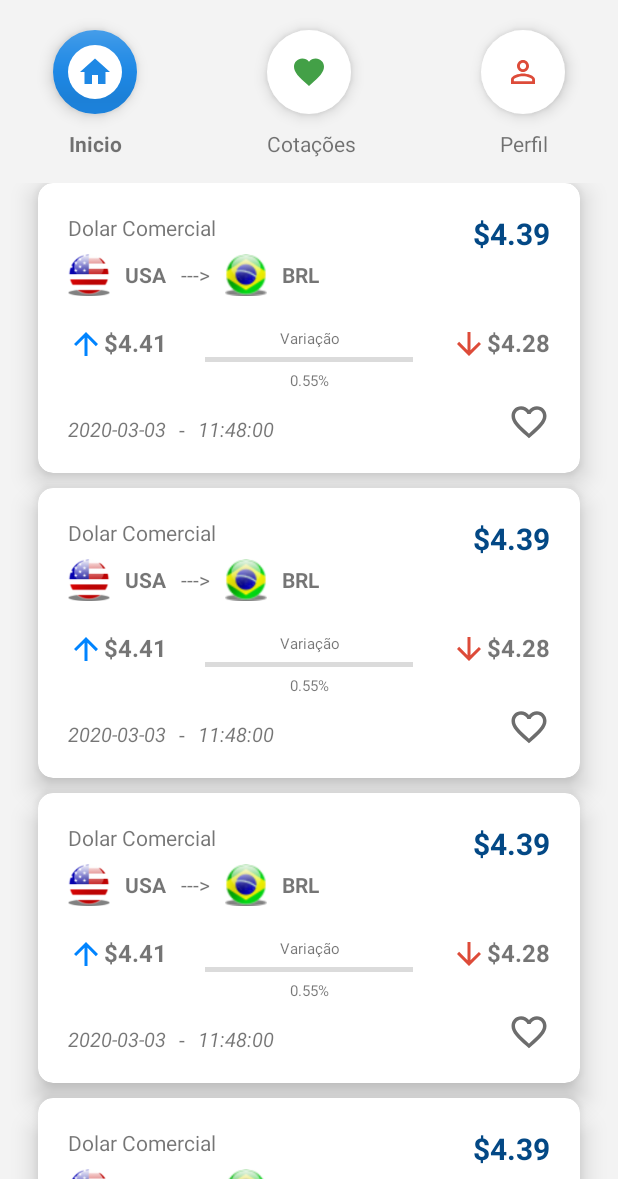
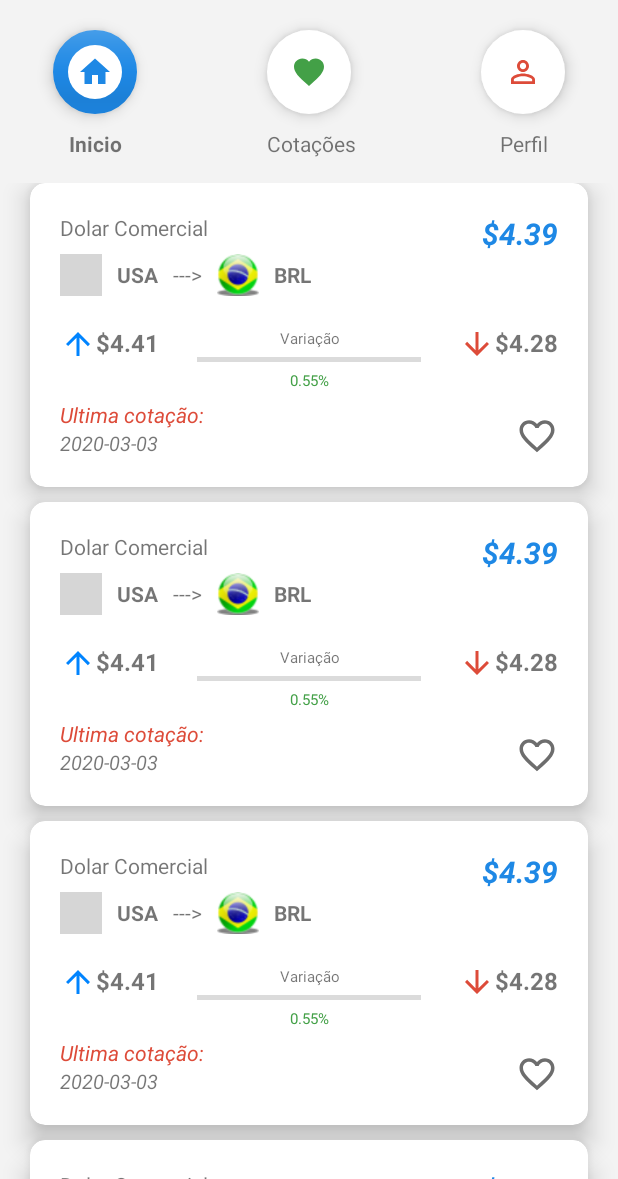
Before and after one commit to nuLL-cmd/coin_see_app_android_public, an Android app: the screen it shows after launch (MainActivity), on a phone screen of 412 x 824 dp, the part 57-1236 px from its top. Run offline under Robolectric (Android 15) with nearby library versions, the phone set to English and light mode, and no system bars; our stand-ins replace CircleImageView; Roboto replaces fonts that are not available here; grey boxes are pictures that could not be loaded.

Commit message:
Alteração das margens laterais da celula

```diff
--- a/app/src/main/res/layout/layout_celula_main.xml
+++ b/app/src/main/res/layout/layout_celula_main.xml
@@ -6,8 +6,8 @@
     app:cardElevation="10dp"
     android:orientation="vertical"
     android:layout_marginBottom="10dp"
-    android:layout_marginStart="25dp"
-    android:layout_marginEnd="25dp"
+    android:layout_marginStart="20dp"
+    android:layout_marginEnd="20dp"
     android:layout_width="match_parent"
     android:layout_height="wrap_content">
 
@@ -26,7 +26,7 @@
         <ImageView
             android:id="@+id/imgCode_layout"
             android:layout_width="28dp"
-            android:src="@drawable/usa"
+            android:src="@drawable/usd"
             android:layout_below="@+id/txtName_layout"
             android:layout_marginTop="8dp"
             android:layout_height="28dp"/>
@@ -86,9 +86,9 @@
             android:layout_width="wrap_content"
             android:layout_height="wrap_content"
             android:textSize="20sp"
-            android:textStyle="bold"
+            android:textStyle="bold|italic"
             android:text="$4.39"
-            android:textColor="#034885"
+            android:textColor="@color/colorPrimaryDark"
             android:layout_alignParentEnd="true"
             android:layout_alignTop="@id/txtName_layout"/>
 
@@ -140,37 +140,23 @@
             android:drawableStart="@drawable/ic_arrowdown_24dp"/>
 
         <TextView
+            android:layout_width="wrap_content"
+            android:layout_marginTop="25dp"
+            android:layout_height="wrap_content"
+            android:text="Ultima cotação:"
+            android:textStyle="italic"
+            android:layout_below="@id/txtHigh_layout"
+            android:textColor="#dd4b39"
+            android:id="@+id/txtLastCot_layout"/>
+
+        <TextView
             android:id="@+id/txtDate_layout"
             android:layout_width="wrap_content"
             android:layout_height="wrap_content"
             android:text="2020-03-03"
-            android:layout_below="@id/txtHigh_layout"
-            android:layout_marginTop="35dp"
+            android:layout_below="@id/txtLastCot_layout"
+
             android:textSize="13sp"
-            android:textAlignment="center"
-            android:textStyle="italic"/>
-
-        <TextView
-            android:id="@+id/txtSeparator_layout"
-            android:layout_width="wrap_content"
-            android:layout_height="wrap_content"
-            android:text=" - "
-            android:layout_marginStart="5dp"
-            android:layout_alignTop="@id/txtDate_layout"
-            android:layout_alignBottom="@id/txtDate_layout"
-            android:gravity="center"
-            android:layout_toEndOf="@id/txtDate_layout"/>
-
-        <TextView
-            android:id="@+id/txtHour_layout"
-            android:layout_width="wrap_content"
-            android:layout_height="wrap_content"
-            android:text="11:48:00"
-            android:textSize="13sp"
-            android:layout_toEndOf="@id/txtSeparator_layout"
-            android:layout_alignTop="@id/txtSeparator_layout"
-            android:layout_alignBottom="@id/txtSeparator_layout"
-            android:layout_marginStart="5dp"
             android:textAlignment="center"
             android:textStyle="italic"/>
 
@@ -180,6 +166,7 @@
             android:layout_height="wrap_content"
             android:text="0.55%"
             android:textSize="10sp"
+            android:textColor="#43A047"
             android:layout_alignStart="@id/viewVar_layout"
             android:layout_below="@id/viewVar_layout"
             android:layout_marginTop="5dp"
@@ -192,7 +179,7 @@
             android:clickable="true"
             android:layout_height="28dp"
             android:src="@drawable/ic_favorite_red_24dp"
-            android:layout_alignBottom="@id/txtHour_layout"
+            android:layout_alignBottom="@id/txtDate_layout"
             android:layout_alignParentEnd="true"/>
 
 
```
